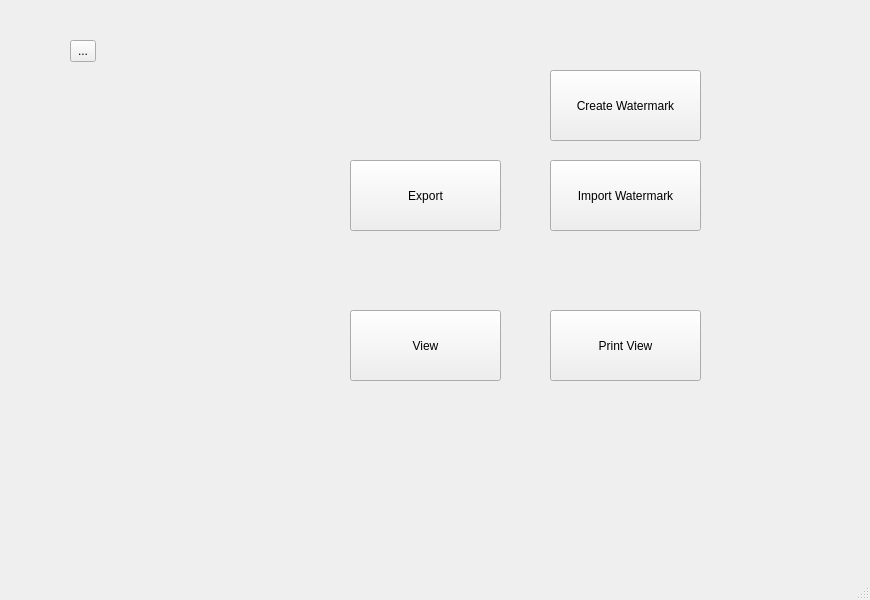
Above: mainwindow.ui from brennanafrank/EasyDraft before the change. Below: the same form after it.
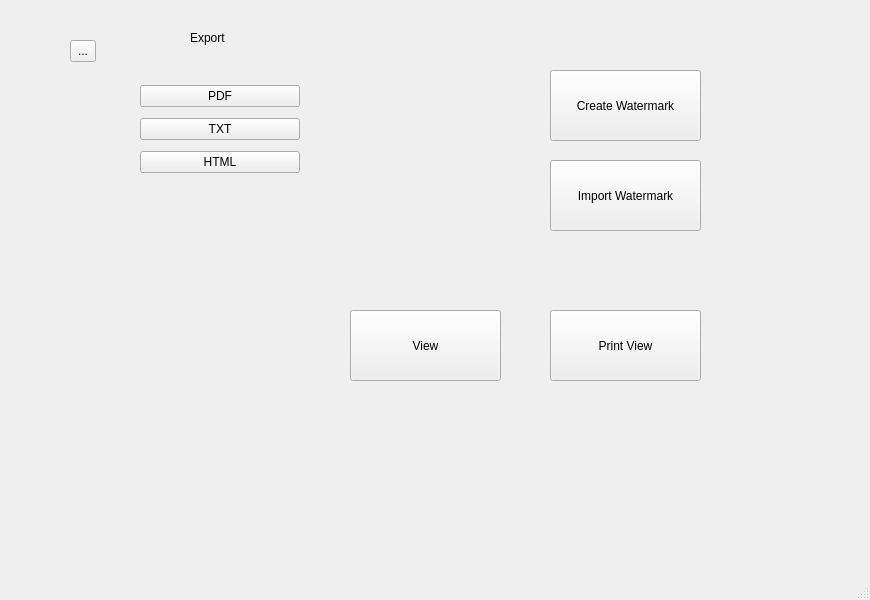
That is the form after the change. Icons and pictures are not drawn.

Diff of the .ui file:
```diff
--- a/mainwindow.ui
+++ b/mainwindow.ui
@@ -289,19 +289,6 @@
      </widget>
     </widget>
     <widget class="QWidget" name="page_4">
-     <widget class="QPushButton" name="pushButton_3">
-      <property name="geometry">
-       <rect>
-        <x>350</x>
-        <y>160</y>
-        <width>151</width>
-        <height>71</height>
-       </rect>
-      </property>
-      <property name="text">
-       <string>Export</string>
-      </property>
-     </widget>
      <widget class="QPushButton" name="pushButton_6">
       <property name="geometry">
        <rect>
@@ -367,6 +354,52 @@
        <string>Create Watermark</string>
       </property>
      </widget>
+     <widget class="QWidget" name="verticalLayoutWidget_5">
+      <property name="geometry">
+       <rect>
+        <x>140</x>
+        <y>80</y>
+        <width>160</width>
+        <height>100</height>
+       </rect>
+      </property>
+      <layout class="QVBoxLayout" name="verticalLayout_5">
+       <item>
+        <widget class="QPushButton" name="PDFButton">
+         <property name="text">
+          <string>PDF</string>
+         </property>
+        </widget>
+       </item>
+       <item>
+        <widget class="QPushButton" name="TXTButton">
+         <property name="text">
+          <string>TXT</string>
+         </property>
+        </widget>
+       </item>
+       <item>
+        <widget class="QPushButton" name="HTMLButton">
+         <property name="text">
+          <string>HTML</string>
+         </property>
+        </widget>
+       </item>
+      </layout>
+     </widget>
+     <widget class="QLabel" name="label_3">
+      <property name="geometry">
+       <rect>
+        <x>190</x>
+        <y>30</y>
+        <width>58</width>
+        <height>16</height>
+       </rect>
+      </property>
+      <property name="text">
+       <string>Export</string>
+      </property>
+     </widget>
     </widget>
     <widget class="QWidget" name="viewDocument">
      <widget class="QTextBrowser" name="textBrowser">
@@ -454,21 +487,21 @@
       </property>
       <layout class="QVBoxLayout" name="verticalLayout_4">
        <item>
-        <widget class="QPushButton" name="PDFButton">
+        <widget class="QPushButton" name="PDFButton_3">
          <property name="text">
           <string>PDF</string>
          </property>
         </widget>
        </item>
        <item>
-        <widget class="QPushButton" name="TXTButton">
+        <widget class="QPushButton" name="TXTButton_3">
          <property name="text">
           <string>TXT</string>
          </property>
         </widget>
        </item>
        <item>
-        <widget class="QPushButton" name="HTMLButton">
+        <widget class="QPushButton" name="HTMLButton_3">
          <property name="text">
           <string>HTML</string>
          </property>
```
Left out of the diff: 6 changed lines with no effect on the pictures.
